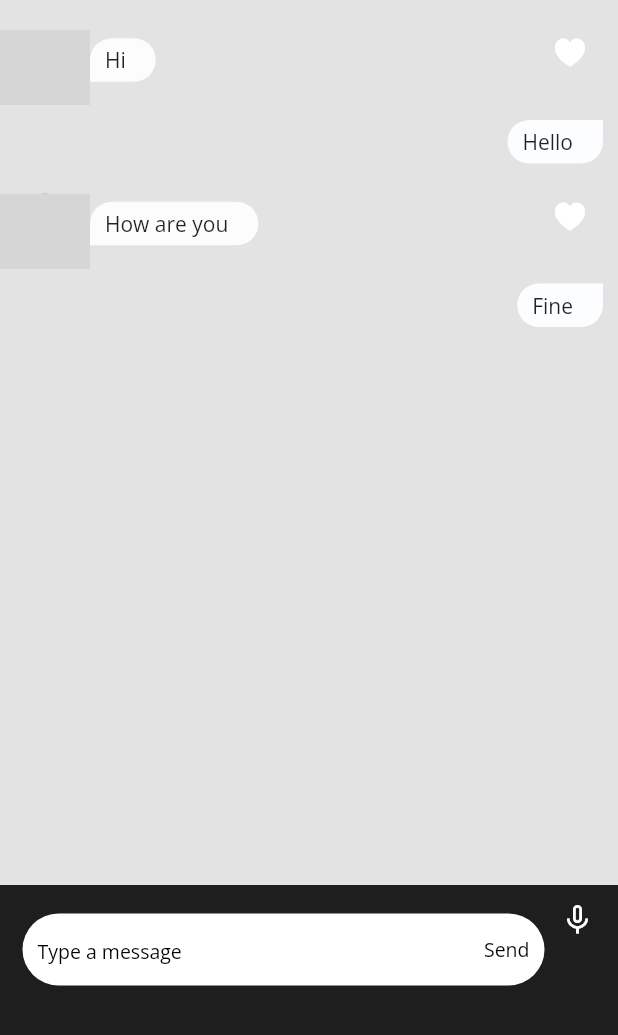
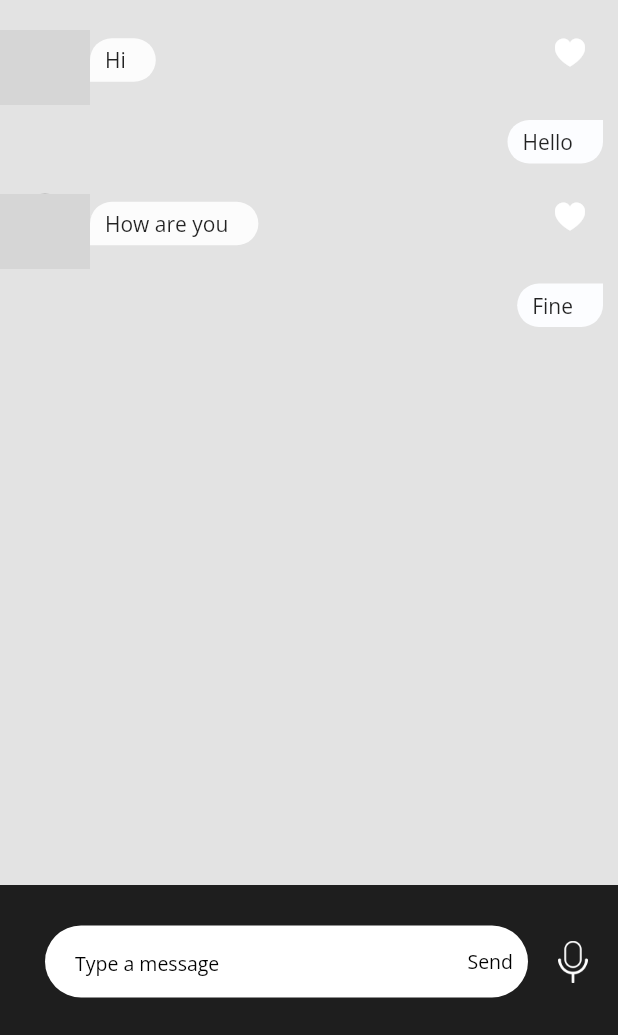
Before and after one commit to virendrashilpkar/astro_santhil_app, a Flutter app: the Chat screen opened directly, scrolled down 576 dp, after a tap on "Jimmy", on a phone screen of 412 x 824 dp, the part 201-1236 px from its top. Run offline on Flutter 3.47's test engine with Material 2 defaults, Android fonts, the phone set to English and light mode, and no system bars; our stand-ins replace connectivity_plus, fluttertoast, image_picker, permission_handler, shared_preferences, swipe_cards; accounts and stored records are empty; network calls fail; grey boxes are pictures that could not be loaded.

Commit message:
commit by veer

```diff
--- a/lib/CommonMethod/StarRating.dart
+++ b/lib/CommonMethod/StarRating.dart
@@ -16,7 +16,7 @@ class StarRating extends StatelessWidget {
     if (index >= rating) {
       icon = new Icon(
         Icons.star_border_rounded,
-        color: Theme.of(context).buttonColor,
+        color: Theme.of(context).primaryColor,
         size: size,
       );
     }
--- a/lib/view/home/fragment/chats/ChatRoom.dart
+++ b/lib/view/home/fragment/chats/ChatRoom.dart
@@ -165,8 +165,8 @@ class _ChatRoom extends State<ChatRoom> {
                           ),
                         ),
                         Positioned(
-                          right: 15,
-                          left: 15,
+                          right: 20,
+                          left: 30,
                           bottom: 25,
                           child: Row(
                             mainAxisAlignment: MainAxisAlignment.start,
@@ -184,7 +184,7 @@ class _ChatRoom extends State<ChatRoom> {
                                         Expanded(
                                             child: Container(
                                               margin: const EdgeInsets.only(
-                                                  top: 0, right: 10, left: 10),
+                                                  top: 0, right: 20, left: 20),
                                               child: TextField(
                                                 controller: message,
                                                 keyboardType: TextInputType.text,
@@ -215,11 +215,12 @@ class _ChatRoom extends State<ChatRoom> {
                                     )),
                               ),
                               Container(
-                                margin: EdgeInsets.only(bottom: 40.0, left: 10.0),
-                                child: Icon(
-                                  Icons.mic_none,
-                                  color: Color(0xffFFFFFF),
-                                ),
+
+                                margin: EdgeInsets.only(right: 0.0, left: 20.0),
+                                child: SizedBox(
+                                    height: 28,
+                                    width: 20,
+                                    child: Image.asset("assets/chat_mic.png"))
                               ),
                             ],
                           ),
--- a/lib/view/home/fragment/chats/chat.dart
+++ b/lib/view/home/fragment/chats/chat.dart
@@ -141,17 +141,22 @@ class _ChatState extends State <Chat> {
                   scrollDirection: Axis.horizontal,
                   itemBuilder: (context, index){
                     return Container(
+                      margin: EdgeInsets.fromLTRB(10, 0, 0, 0),
+                      padding: const EdgeInsets.all(2),
+                      decoration: index==0 ? BoxDecoration(
+                          borderRadius: BorderRadius.all(
+                              Radius.circular(15.0)),
+                        border: Border.all(color: Colors.yellow,width: 1)
+                      ):null,
                       child: Container(
                         width: 80,
                         height: 97,
-                        margin: EdgeInsets.fromLTRB(10, 0, 0, 0),
                         decoration: BoxDecoration(
                           borderRadius: BorderRadius.all(
                               Radius.circular(15.0)),
                           color: CommonColors.bottomgrey,
                         ),
-                        child:
-                        ClipRRect(
+                        child: ClipRRect(
                           borderRadius: BorderRadius.circular(15.0),
                           child: Container(
                               decoration: BoxDecoration(
@@ -215,7 +220,7 @@ class _ChatState extends State <Chat> {
                               },
                               child: Container(
                                 decoration:index==0 ? BoxDecoration(
-                                  color: Colors.grey,
+                                  color: Color(0xff373737),
                                   borderRadius: BorderRadius.all(Radius.circular(10))
                                 ):null,
                                 margin: EdgeInsets.only(top: 2,bottom: 5),
@@ -268,9 +273,10 @@ class _ChatState extends State <Chat> {
                                         borderRadius: BorderRadius.circular(20),
                                           color:CommonColors.themeblack
                                       ),
+                                      alignment: Alignment.center,
                                       child: Text("1",
                                           style: TextStyle(
-                                              color: Colors.white30, fontSize: 15
+                                              color: Color(0xffEF7D90), fontSize: 15,fontWeight: FontWeight.w400
                                           ),
                                           textAlign: TextAlign.center,
                                         )
@@ -279,7 +285,7 @@ class _ChatState extends State <Chat> {
                                         margin: EdgeInsets.only( right: 45.0,),
                                         child: Text("1h",
                                           style: TextStyle(
-                                              color: Colors.white30, fontSize: 15
+                                              color: Colors.white30, fontSize: 15,fontWeight: FontWeight.w400
                                           ),
                                           textAlign: TextAlign.center,
                                         )
--- a/lib/view/home/fragment/homesearch/HomeSearch.dart
+++ b/lib/view/home/fragment/homesearch/HomeSearch.dart
@@ -537,7 +537,7 @@ class _MyHomePageState extends State<HomeSearch> {
                           Container(
                             height: MediaQuery.of(context).size.height/3,
                             width: MediaQuery.of(context).size.width,
-                            padding:const EdgeInsets.symmetric(horizontal: 50),
+                            padding:const EdgeInsets.only(left: 50,right: 30),
                             decoration: BoxDecoration(
                               gradient: LinearGradient(
                                 begin: Alignment.topCenter,
@@ -639,6 +639,7 @@ class _MyHomePageState extends State<HomeSearch> {
                                         child: Container(
                                           height: 50,
                                           width: 50,
+                                          margin: const EdgeInsets.only(right: 20),
                                           decoration: BoxDecoration(
                                             color: CommonColors.green,
                                             borderRadius: const BorderRadius.all(Radius.circular(25)),
--- a/lib/view/home/fragment/likes/fragments/Likes.dart
+++ b/lib/view/home/fragment/likes/fragments/Likes.dart
@@ -99,13 +99,14 @@ class _LikesState extends State<Likes> {
                                         ),
                                         Container(
                                           child: Text("20h left",
-                                              style: TextStyle(color: Colors.white, fontSize: 12, fontWeight: FontWeight.w400,)),
+                                              style: TextStyle(color: Colors.white, fontSize: 11, fontWeight: FontWeight.w400,)),
                                         )
                                       ],
                                     ),
                                     Spacer(),
                                     Container(
                                       height: 28,
+                                      margin: const EdgeInsets.symmetric(vertical: 6),
                                       width: 28,
                                       child: Image.asset("assets/white_bg_star.png",height: 28,width: 28),
                                     )
--- a/lib/view/home/fragment/likes/fragments/TopPicks.dart
+++ b/lib/view/home/fragment/likes/fragments/TopPicks.dart
@@ -79,7 +79,7 @@ class _TopPicks extends State<TopPicks> {
                                     end: Alignment.bottomRight,)
                               ),
                                 child: Padding(
-                                  padding: const EdgeInsets.symmetric(horizontal:10.0,vertical: 6),
+                                  padding: const EdgeInsets.symmetric(horizontal:10.0),
                                   child: Row(
                                     children: [
                                       Container(
@@ -90,6 +90,7 @@ class _TopPicks extends State<TopPicks> {
                                       Spacer(),
                                       Container(
                                         height: 28,
+                                        margin: const EdgeInsets.symmetric(vertical: 6),
                                         width: 28,
                                         child: Image.asset("assets/white_bg_star.png",height: 28,width: 28),
                                       )
--- a/lib/view/home/fragment/profile/EditProfile.dart
+++ b/lib/view/home/fragment/profile/EditProfile.dart
@@ -211,7 +211,7 @@ class _MyHomePageState extends State<EditProfile> with SingleTickerProviderState
               height: 50,
               margin: const EdgeInsets.symmetric(horizontal: 40),
               decoration: BoxDecoration(
-                color: Colors.grey[300],
+                // color: Colors,
                 borderRadius: BorderRadius.circular(
                   25.0,
                 ),
@@ -226,7 +226,7 @@ class _MyHomePageState extends State<EditProfile> with SingleTickerProviderState
                   color: CommonColors.buttonorg,
                 ),
                 labelColor: CommonColors.white,
-                unselectedLabelColor: CommonColors.themeblack,
+                unselectedLabelColor: CommonColors.white,
                 unselectedLabelStyle: TextStyle(color: Colors.white,fontWeight: FontWeight.w600,fontSize: 16),
                 labelStyle: TextStyle(color: Colors.white,fontWeight: FontWeight.w600,fontSize: 16),
                 tabs: [
--- a/lib/view/home/fragment/profile/Profile.dart
+++ b/lib/view/home/fragment/profile/Profile.dart
@@ -543,7 +543,7 @@ class _MyHomePageState extends State<Profile> {
                                   crossAxisAlignment: CrossAxisAlignment.center,
                                   children: [
                                     Text("Edit Profile", style: TextStyle(
-                                        color: Colors.white, fontSize: 16,fontWeight: FontWeight.w700),),
+                                        color: Colors.white, fontSize: 17,fontWeight: FontWeight.w800),),
                                   ],
                                 ),
                               )),
--- a/lib/view/intrests/Intrests.dart
+++ b/lib/view/intrests/Intrests.dart
@@ -241,7 +241,7 @@ class _MyHomePageState extends State<Intrests> {
                                   });
                                 },child: Padding(
                                   padding: const EdgeInsets.all(0.0),
-                                  child: Icon(Icons.close,color: Colors.white.withOpacity(0.6),),
+                                  child: Icon(Icons.close,size: 16,color: Colors.white.withOpacity(0.6),),
                                 )),
                               )
                             ],
--- a/lib/view/problemauth/ProblemAuth.dart
+++ b/lib/view/problemauth/ProblemAuth.dart
@@ -50,7 +50,7 @@ class _MyHomePageState extends State<ProblemAuth> {
               alignment: Alignment.center,
               margin: const EdgeInsets.symmetric(horizontal: 20),
               child: Text(
-                'Authentication problems?',
+                'Authentication\nproblems?',
                 style: TextStyle(
                   color: Colors.white,
                   fontSize: 33,
@@ -91,7 +91,7 @@ class _MyHomePageState extends State<ProblemAuth> {
 
             Container(
               alignment: Alignment.centerLeft,
-              margin: const EdgeInsets.only(top: 20,bottom: 78,left: 28,right: 12),
+              margin: const EdgeInsets.only(top: 6,bottom: 78,left: 28,right: 12),
               child: Text(
                 'We have sent an email. Please check your email to recover your account.',
                 style: TextStyle(
--- a/lib/view/setting/Settings.dart
+++ b/lib/view/setting/Settings.dart
@@ -1185,7 +1185,7 @@ class _MyHomePageState extends State<Settings> {
                         Expanded(
                             child: Center(
                               child: Text("RESTORE PURCHASE", style: TextStyle(
-                                  color: Colors.white, fontSize: 20,fontWeight: FontWeight.w800),),
+                                  color: Colors.white, fontSize: 20,fontWeight: FontWeight.w900),),
                             )),
                       ],
                     ),
@@ -1221,7 +1221,7 @@ class _MyHomePageState extends State<Settings> {
                         Expanded(
                             child: Center(
                               child: Text("LOGOUT", style: TextStyle(
-                                  color: Colors.white, fontSize: 20,fontWeight: FontWeight.w800),),
+                                  color: Colors.white, fontSize: 20,fontWeight: FontWeight.w900),),
                             )),
                       ],
                     ),
@@ -1257,7 +1257,7 @@ class _MyHomePageState extends State<Settings> {
                         Expanded(
                             child: Center(
                               child: Text("DELETE PROFILE", style: TextStyle(
-                                  color: Colors.white, fontSize: 20,fontWeight: FontWeight.w800),),
+                                  color: Colors.white, fontSize: 20,fontWeight: FontWeight.w900),),
                             )),
                       ],
                     ),
```
Also changed, not shown: lib/CommonMethod/CustomRoute.dart (+5 -5 lines), lib/view/home/fragment/live/LiveRoom.dart (+9 -6 lines), lib/view/namedob/NameDOB.dart (+88 -19 lines), assets/chat_mic.png (added), assets/white_bg_star.png, pubspec.lock, 1 other file.
